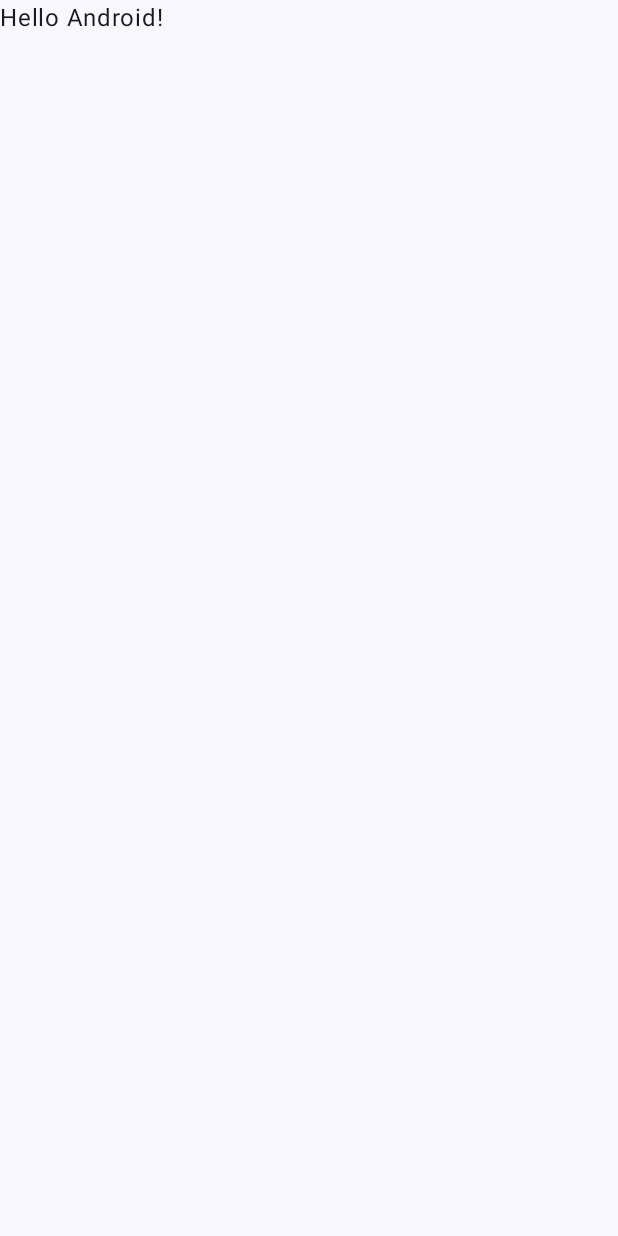
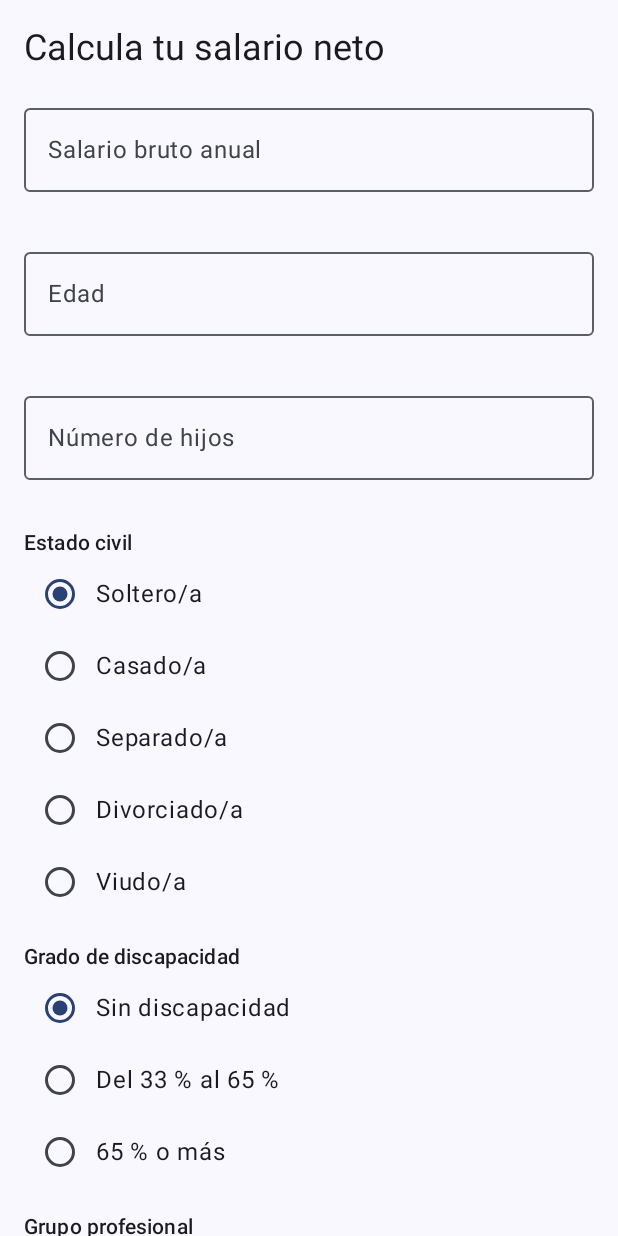
Before and after one commit to eduardodfrances/Actividad1_PMDM, an Android app built with Jetpack Compose: the screen it shows after launch (MainActivity), on a phone screen of 412 x 824 dp. Before the commit the screen is almost empty. Run offline under Robolectric (Android 15) with nearby library versions, the phone set to English and light mode, and no system bars.

Commit message:
Interfaz medio-integrada

```diff
--- a/app/src/main/java/com/example/actividad1_pmdm_buena/MainActivity.kt
+++ b/app/src/main/java/com/example/actividad1_pmdm_buena/MainActivity.kt
@@ -1,6 +1,7 @@
 package com.example.actividad1_pmdm_buena
 
 import android.os.Bundle
+import android.util.Log
 import androidx.activity.ComponentActivity
 import androidx.activity.compose.setContent
 import androidx.activity.enableEdgeToEdge
@@ -11,6 +12,7 @@ import androidx.compose.material3.Text
 import androidx.compose.runtime.Composable
 import androidx.compose.ui.Modifier
 import androidx.compose.ui.tooling.preview.Preview
+import com.example.actividad1_pmdm_buena.screens.PantallaDatos
 import com.example.actividad1_pmdm_buena.ui.theme.Actividad1_PMDM_BUENATheme
 
 class MainActivity : ComponentActivity() {
@@ -20,10 +22,10 @@ class MainActivity : ComponentActivity() {
         setContent {
             Actividad1_PMDM_BUENATheme {
                 Scaffold(modifier = Modifier.fillMaxSize()) { innerPadding ->
-                    Greeting(
-                        name = "Android",
-                        modifier = Modifier.padding(innerPadding)
-                    )
+                        PantallaDatos(
+                            alCalcular = { perfil -> Log.d("PRUEBA", "Guardado: $perfil") },
+                            modifier = Modifier.padding(innerPadding),
+                        )
                 }
             }
         }
--- /dev/null
+++ b/app/src/main/java/com/example/actividad1_pmdm_buena/screens/PantallaDatos.kt
@@ -0,0 +1,220 @@
+package com.example.actividad1_pmdm_buena.screens
+
+import androidx.compose.foundation.layout.Arrangement
+import androidx.compose.foundation.layout.Column
+import androidx.compose.foundation.layout.Row
+import androidx.compose.foundation.layout.fillMaxSize
+import androidx.compose.foundation.layout.fillMaxWidth
+import androidx.compose.foundation.layout.padding
+import androidx.compose.foundation.rememberScrollState
+import androidx.compose.foundation.text.KeyboardOptions
+import androidx.compose.foundation.verticalScroll
+import androidx.compose.material3.MaterialTheme
+import androidx.compose.material3.OutlinedTextField
+import androidx.compose.material3.RadioButton
+import androidx.compose.material3.Text
+import androidx.compose.runtime.Composable
+import androidx.compose.runtime.getValue
+import androidx.compose.runtime.mutableStateOf
+import androidx.compose.runtime.saveable.rememberSaveable
+import androidx.compose.runtime.setValue
+import androidx.compose.ui.Alignment
+import androidx.compose.ui.Modifier
+import androidx.compose.ui.text.input.KeyboardType
+import androidx.compose.ui.unit.dp
+import com.example.actividad1_pmdm_buena.model.DatosUsuario
+import com.example.actividad1_pmdm_buena.model.Discapacidad
+import com.example.actividad1_pmdm_buena.model.EstadoCivil
+import com.example.actividad1_pmdm_buena.model.GrupoProfesional
+
+@Composable
+fun PantallaDatos(
+    alCalcular: (DatosUsuario) -> Unit,
+    modifier: Modifier = Modifier
+) {
+    // Salario
+    var textoSalario by rememberSaveable { mutableStateOf("") }
+    val salario = textoSalario.replace(',', '.').toDoubleOrNull()
+    val salarioValido = salario != null && salario > 0
+    val errorSalario = textoSalario.isNotEmpty() && !salarioValido
+
+    // Edad
+    var textoEdad by rememberSaveable { mutableStateOf("") }
+    val edad = textoEdad.toIntOrNull()
+    val edadValida = edad != null && edad in 16..100
+    val errorEdad = textoEdad.isNotEmpty() && !edadValida
+
+    // Hijos
+    var textoHijos by rememberSaveable { mutableStateOf("") }
+    val hijos = textoHijos.toIntOrNull()
+    val hijosValido = hijos != null && hijos in 0..20
+    val errorHijos = textoHijos.isNotEmpty() && !hijosValido
+
+    // Selectores
+    var pagas by rememberSaveable { mutableStateOf(14) }
+    var estadoCivil by rememberSaveable { mutableStateOf(EstadoCivil.SOLTERO) }
+    var grupoProfesional by rememberSaveable { mutableStateOf(GrupoProfesional.ADMINISTRATIVO) }
+    var discapacidad by rememberSaveable { mutableStateOf(Discapacidad.NINGUNA) }
+
+    Column(
+        modifier = modifier
+            .fillMaxSize()
+            .verticalScroll(rememberScrollState())
+            .padding(16.dp),
+        verticalArrangement = Arrangement.spacedBy(16.dp)
+    ) {
+        Text("Calcula tu salario neto", style = MaterialTheme.typography.headlineSmall)
+
+        OutlinedTextField(
+            value = textoSalario,
+            onValueChange = { textoSalario = it },
+            label = { Text("Salario bruto anual") },
+            suffix = { Text("€") },
+            keyboardOptions = KeyboardOptions(keyboardType = KeyboardType.Decimal),
+            singleLine = true,
+            isError = errorSalario,
+            supportingText = { if (errorSalario) Text("Introduce un salario mayor que 0") },
+            modifier = Modifier.fillMaxWidth()
+        )
+
+        OutlinedTextField(
+            value = textoEdad,
+            onValueChange = { textoEdad = it },
+            label = { Text("Edad") },
+            suffix = { Text("años") },
+            keyboardOptions = KeyboardOptions(keyboardType = KeyboardType.Number),
+            singleLine = true,
+            isError = errorEdad,
+            supportingText = { if (errorEdad) Text("Edad entre 16 y 100 años") },
+            modifier = Modifier.fillMaxWidth()
+        )
+
+        OutlinedTextField(
+            value = textoHijos,
+            onValueChange = { textoHijos = it },
+            label = { Text("Número de hijos") },
+            keyboardOptions = KeyboardOptions(keyboardType = KeyboardType.Number),
+            singleLine = true,
+            isError = errorHijos,
+            supportingText = { if (errorHijos) Text("Entre 0 y 20 hijos") },
+            modifier = Modifier.fillMaxWidth()
+        )
+
+        // Estado civil
+        Column {
+            Text("Estado civil", style = MaterialTheme.typography.titleSmall)
+            Row(verticalAlignment = Alignment.CenterVertically) {
+                RadioButton(
+                    selected = estadoCivil == EstadoCivil.SOLTERO,
+                    onClick = { estadoCivil = EstadoCivil.SOLTERO }
+                )
+                Text("Soltero/a")
+            }
+            Row(verticalAlignment = Alignment.CenterVertically) {
+                RadioButton(
+                    selected = estadoCivil == EstadoCivil.CASADO,
+                    onClick = { estadoCivil = EstadoCivil.CASADO }
+                )
+                Text("Casado/a")
+            }
+            Row(verticalAlignment = Alignment.CenterVertically) {
+                RadioButton(
+                    selected = estadoCivil == EstadoCivil.SEPARADO,
+                    onClick = { estadoCivil = EstadoCivil.SEPARADO }
+                )
+                Text("Separado/a")
+            }
+            Row(verticalAlignment = Alignment.CenterVertically) {
+                RadioButton(
+                    selected = estadoCivil == EstadoCivil.DIVORCIADO,
+                    onClick = { estadoCivil = EstadoCivil.DIVORCIADO }
+                )
+                Text("Divorciado/a")
+            }
+            Row(verticalAlignment = Alignment.CenterVertically) {
+                RadioButton(
+                    selected = estadoCivil == EstadoCivil.VIUDO,
+                    onClick = { estadoCivil = EstadoCivil.VIUDO }
+                )
+                Text("Viudo/a")
+            }
+        }
+
+        // Grado de discapacidad
+        Column {
+            Text("Grado de discapacidad", style = MaterialTheme.typography.titleSmall)
+            Row(verticalAlignment = Alignment.CenterVertically) {
+                RadioButton(
+                    selected = discapacidad == Discapacidad.NINGUNA,
+                    onClick = { discapacidad = Discapacidad.NINGUNA }
+                )
+                Text("Sin discapacidad")
+            }
+            Row(verticalAlignment = Alignment.CenterVertically) {
+                RadioButton(
+                    selected = discapacidad == Discapacidad.ENTRE_33_Y_65,
+                    onClick = { discapacidad = Discapacidad.ENTRE_33_Y_65 }
+                )
+                Text("Del 33 % al 65 %")
+            }
+            Row(verticalAlignment = Alignment.CenterVertically) {
+                RadioButton(
+                    selected = discapacidad == Discapacidad.MAYOR_65,
+                    onClick = { discapacidad = Discapacidad.MAYOR_65 }
+                )
+                Text("65 % o más")
+            }
+        }
+
+        // Grupo profesional
+        Column {
+            Text("Grupo profesional", style = MaterialTheme.typography.titleSmall)
+            Row(verticalAlignment = Alignment.CenterVertically) {
+                RadioButton(
+                    selected = grupoProfesional == GrupoProfesional.DIRECTIVO,
+                    onClick = { grupoProfesional = GrupoProfesional.DIRECTIVO }
+                )
+                Text("Directivo")
+            }
+            Row(verticalAlignment = Alignment.CenterVertically) {
+                RadioButton(
+                    selected = grupoProfesional == GrupoProfesional.TECNICO,
+                    onClick = { grupoProfesional = GrupoProfesional.TECNICO }
+                )
+                Text("Técnico")
+            }
+            Row(verticalAlignment = Alignment.CenterVertically) {
+                RadioButton(
+                    selected = grupoProfesional == GrupoProfesional.ADMINISTRATIVO,
+                    onClick = { grupoProfesional = GrupoProfesional.ADMINISTRATIVO }
+                )
+                Text("Administrativo")
+            }
+            Row(verticalAlignment = Alignment.CenterVertically) {
+                RadioButton(
+                    selected = grupoProfesional == GrupoProfesional.OPERARIO,
+                    onClick = { grupoProfesional = GrupoProfesional.OPERARIO }
+                )
+                Text("Operario")
+            }
+        }
+
+        Column {
+            Text("Número de pagas", style = MaterialTheme.typography.titleSmall)
+            Row(verticalAlignment = Alignment.CenterVertically) {
+                RadioButton(
+                    selected = pagas == 12,
+                    onClick = { pagas =12 }
+                )
+                Text("12 pagas")
+
+                RadioButton(
+                    selected = pagas == 14,
+                    onClick = { pagas =14 }
+                )
+                Text("14 pagas")
+
+            }
+        }
+    }
+}
```
